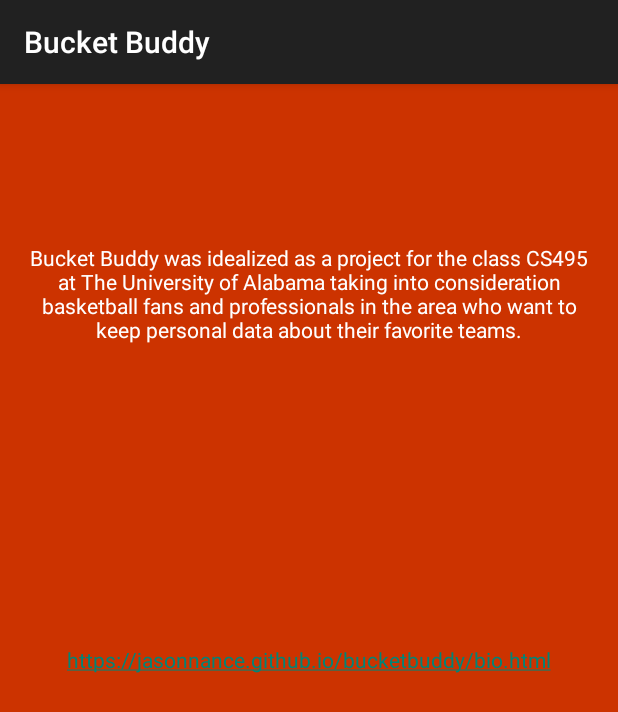
After one commit to jasonnance/bucketbuddy, an Android app: the AboutActivity screen opened directly, with no data from a screen before it, on a phone screen of 412 x 824 dp. The commit adds this screen. Shown: the top 712 px of the screen. Run offline under Robolectric (Android 15) with nearby library versions, the phone set to English and light mode, and no system bars.

Commit message:
Creating the Activitys
Just creating the base pages

```diff
--- /dev/null
+++ b/BucketBuddy/app/src/main/java/com/cs495/bucketbuddy/AboutActivity.java
@@ -0,0 +1,16 @@
+package com.cs495.bucketbuddy;
+
+import android.os.Bundle;
+import android.support.v7.app.ActionBarActivity;
+
+/**
+ * Created by Rafael on 3/30/15.
+ */
+public class AboutActivity extends ActionBarActivity {
+    @Override
+    protected void onCreate(Bundle savedInstanceState) {
+        super.onCreate(savedInstanceState);
+        setContentView(R.layout.activity_about);
+
+    }
+}
--- /dev/null
+++ b/BucketBuddy/app/src/main/res/layout/activity_about.xml
@@ -0,0 +1,34 @@
+<RelativeLayout xmlns:android="http://schemas.android.com/apk/res/android"
+    xmlns:tools="http://schemas.android.com/tools" android:layout_width="match_parent"
+    android:layout_height="match_parent" android:paddingLeft="@dimen/activity_horizontal_margin"
+    android:paddingRight="@dimen/activity_horizontal_margin"
+    android:paddingTop="@dimen/activity_vertical_margin"
+    android:paddingBottom="@dimen/activity_vertical_margin" tools:context=".MainActivity"
+    android:id="@+id/aboutID"
+    android:clickable="false"
+    android:background="#CC3300">
+
+    <TextView
+        android:layout_width="wrap_content"
+        android:layout_height="wrap_content"
+        android:text="@string/aboutTxt"
+        android:id="@+id/AboutTextView"
+        android:layout_marginTop="90dp"
+        android:textColor="#FFFFFF"
+        android:textAlignment="center"
+        android:gravity="center"
+        android:layout_alignParentTop="true"
+        android:layout_alignParentRight="true"
+        android:layout_alignParentEnd="true"
+        android:shadowColor="#000000"
+        android:fontFamily="@string/abc_searchview_description_submit" />
+
+    <TextView
+        android:layout_width="wrap_content"
+        android:layout_height="wrap_content"
+        android:text="@string/aboutBios"
+        android:id="@+id/textView"
+        android:layout_centerVertical="true"
+        android:layout_centerHorizontal="true"
+        android:autoLink="web" />
+</RelativeLayout>
--- a/BucketBuddy/app/src/main/res/values/strings.xml
+++ b/BucketBuddy/app/src/main/res/values/strings.xml
@@ -4,5 +4,10 @@
     <string name="app_name">Bucket Buddy</string>
     <string name="hello_world">Hello world!</string>
     <string name="action_settings">Settings</string>
+    <string name="mainTeamBtn">TEAMS</string>
+    <string name="mainGameBtn">START A GAME</string>
+    <string name="mainAboutBtn">ABOUT</string>
+    <string name="aboutTxt">"Bucket Buddy" was idealized as a project for the class CS495 at The University of Alabama taking into consideration basketball fans and professionals in the area who want to keep personal data about their favorite teams.</string>
+    <string name="aboutBios">https://jasonnance.github.io/bucketbuddy/bio.html</string>
 
 </resources>
```
Also changed, not shown: BucketBuddy/app/src/main/AndroidManifest.xml (+8 -1 lines), BucketBuddy/app/src/main/java/com/cs495/bucketbuddy/GameScreenActivity.java (added, +18 -0 lines), BucketBuddy/app/src/main/java/com/cs495/bucketbuddy/MainActivity.java (+41 -0 lines), BucketBuddy/app/src/main/java/com/cs495/bucketbuddy/TeamListActivity.java (added, +16 -0 lines), BucketBuddy/app/src/main/res/layout/activity_gamescreen.xml (added, +40 -0 lines), BucketBuddy/app/src/main/res/layout/activity_teamlist.xml (renamed from BucketBuddy/app/src/main/res/layout/activity_main.xml, +4 -4 lines), BucketBuddy/app/src/main/res/drawable-mdpi/bbicon.png (added), BucketBuddy/app/src/main/res/drawable-mdpi/logo.png (added), BucketBuddy/app/src/main/res/drawable-mdpi/quadra.jpg (added), 1 other file.
